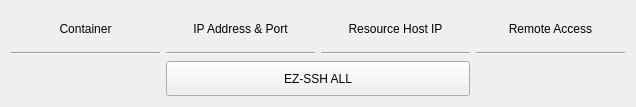
The window that hub/forms/DlgEnvironment.ui (subutai-io/control-center) describes before a commit, drawn with Qt 5.
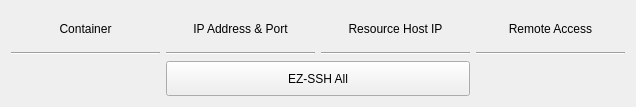
The same window after the commit.

Commit message: Enable button after sshing

```diff
--- a/hub/forms/DlgEnvironment.ui
+++ b/hub/forms/DlgEnvironment.ui
@@ -103,7 +103,7 @@
       </size>
      </property>
      <property name="text">
-      <string>EZ-SSH ALL</string>
+      <string>EZ-SSH All</string>
      </property>
     </widget>
    </item>
```
The commit also changes 2 other files.
